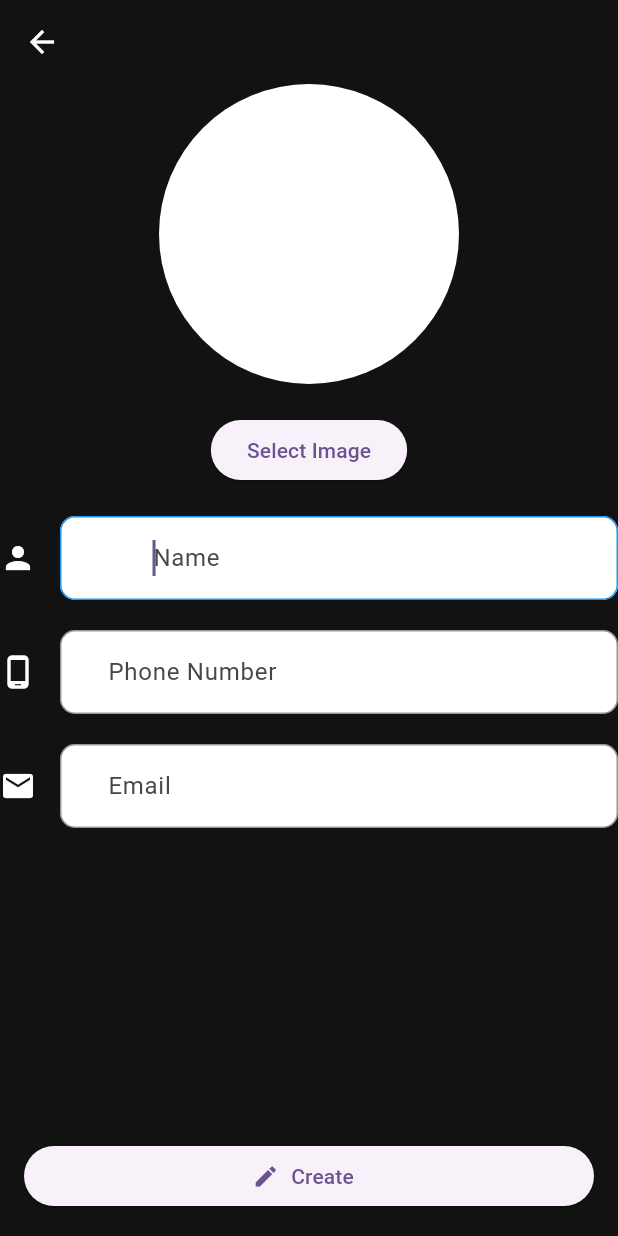
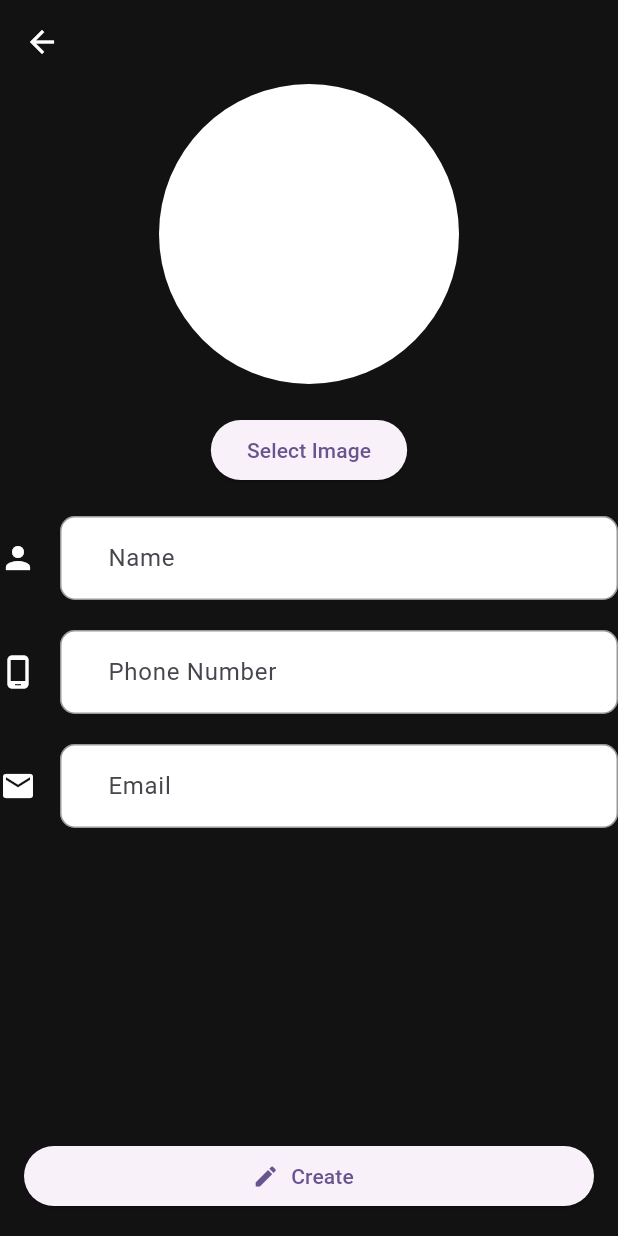
Before and after one commit to beatrizgomees/contact-project, a Flutter app: the screen it shows after launch, after a tap on "Add Contact", on a phone screen of 412 x 824 dp. Run offline on Flutter 3.47's test engine with Material 3 defaults, Android fonts, the phone set to English and light mode, and no system bars; our stand-ins replace crystal_navigation_bar, gallery_saver, image_picker.

Commit message:
some ajusts

```diff
--- a/frontend/contact_book_app/lib/components/text_form_field_component.dart
+++ b/frontend/contact_book_app/lib/components/text_form_field_component.dart
@@ -27,7 +27,7 @@ class _TextFormFieldComponentState extends State<TextFormFieldComponent> {
       onChanged: (value) {
         widget.value = value;
       },
-      autofocus: true,
+
       decoration: InputDecoration(
         icon: widget.icon,
         iconColor: Colors.white,
--- a/frontend/contact_book_app/lib/main.dart
+++ b/frontend/contact_book_app/lib/main.dart
@@ -1,5 +1,5 @@
 import 'package:contact_book_app/views/home_view.dart';
-import 'package:contact_book_app/views/pageView.dart';
+import 'package:contact_book_app/views/navigation_bar.dart';
 import 'package:flutter/material.dart';
 
 void main() {
@@ -18,6 +18,6 @@ class MyApp extends StatelessWidget {
           colorScheme: ColorScheme.fromSeed(seedColor: Colors.deepPurple),
           useMaterial3: true,
         ),
-        home: NavigationBottomBar());
+        home: const NavigationBottomBar());
   }
 }
--- a/frontend/contact_book_app/lib/views/home_view.dart
+++ b/frontend/contact_book_app/lib/views/home_view.dart
@@ -5,7 +5,7 @@ import 'package:contact_book_app/components/text_form_field_component.dart';
 import 'package:contact_book_app/model/contact_model.dart';
 import 'package:contact_book_app/utils/themes/AppTheme.dart';
 import 'package:contact_book_app/viewmodel/home_view_model.dart';
-import 'package:contact_book_app/views/create_contact.dart';
+import 'package:contact_book_app/views/create_contact_view.dart';
 import 'package:contact_book_app/views/list_view.dart';
 import 'package:flutter/material.dart';
 import 'package:image_picker/image_picker.dart';
--- a/frontend/contact_book_app/lib/views/pageView.dart
+++ b/frontend/contact_book_app/lib/views/navigation_bar.dart
@@ -1,7 +1,7 @@
 import 'package:contact_book_app/utils/themes/AppTheme.dart';
 import 'package:contact_book_app/views/NotificationsPage.dart';
 import 'package:contact_book_app/views/ProfilePage.dart';
-import 'package:contact_book_app/views/create_contact.dart';
+import 'package:contact_book_app/views/create_contact_view.dart';
 import 'package:contact_book_app/views/home_view.dart';
 import 'package:crystal_navigation_bar/crystal_navigation_bar.dart';
 import 'package:flutter/material.dart';
@@ -62,7 +62,7 @@ List<Widget> pages = [
 
             /// Profile
             CrystalNavigationBarItem(
-              icon: Icons.ac_unit,
+              icon: Icons.person_2,
               selectedColor: Colors.white,
             ),
           ],
```
Also changed, not shown: frontend/contact_book_app/lib/views/create_contact_view.dart (renamed from frontend/contact_book_app/lib/views/create_contact.dart).
